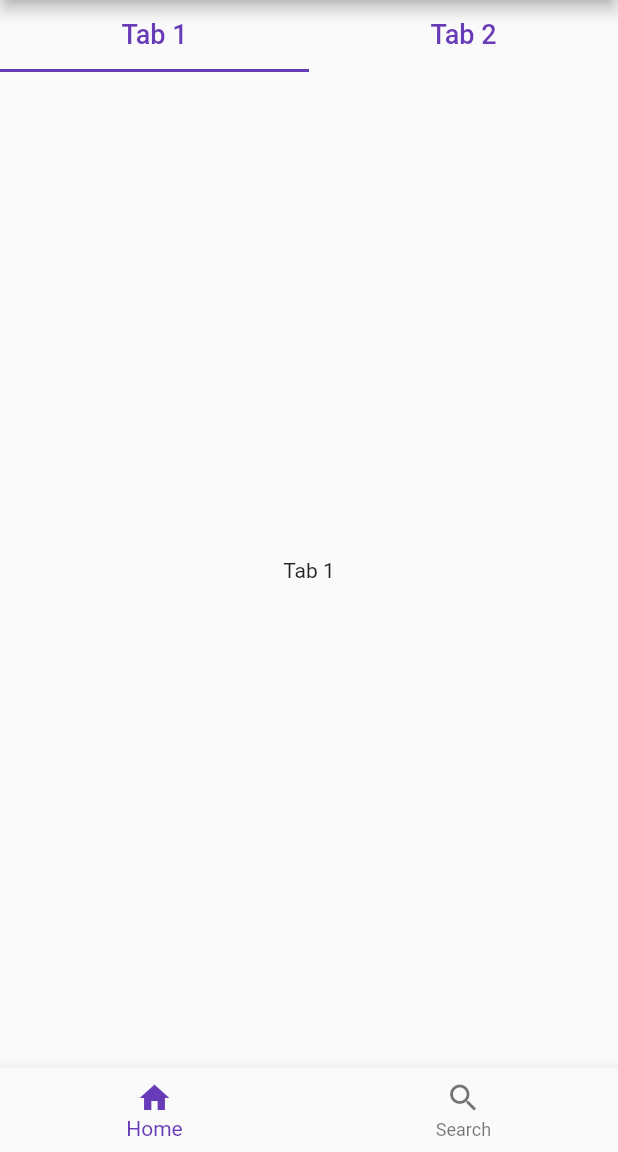
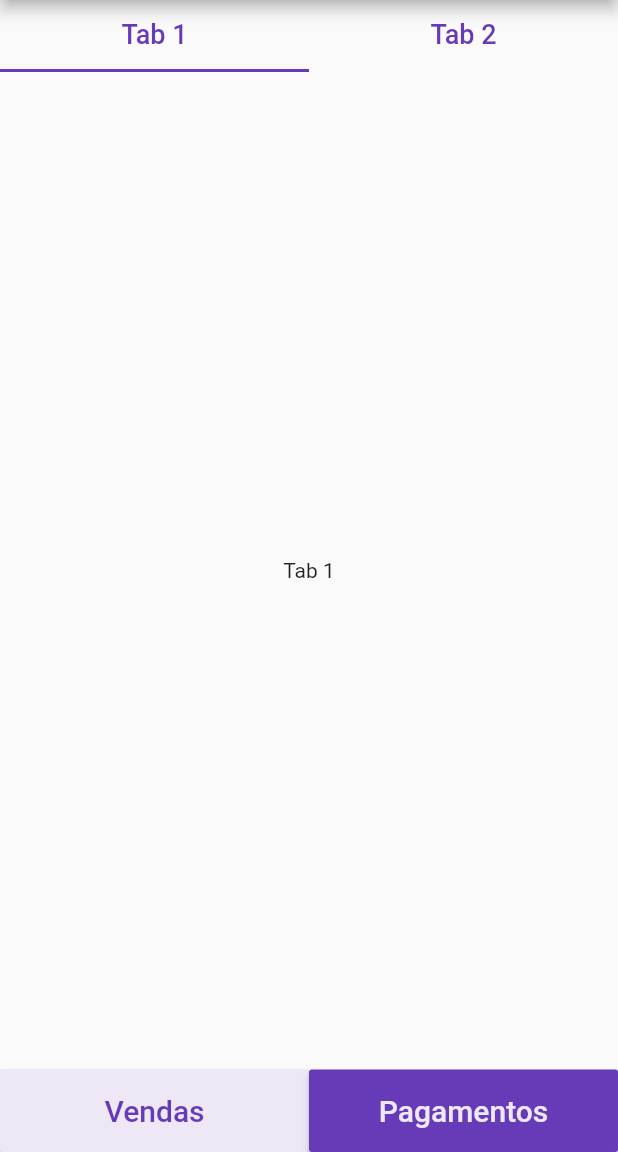
Before and after one commit to AlissonBreno/flutter_studies, a Flutter app: the screen it shows after launch, on a phone screen of 412 x 824 dp, the part 84-1236 px from its top. Run offline on Flutter 3.47's test engine with Material 2 defaults, Android fonts, the phone set to English and light mode, and no system bars.

Commit message:
Changes on bottomNavigationBar

```diff
--- a/bottom_appbar/lib/menu_page.dart
+++ b/bottom_appbar/lib/menu_page.dart
@@ -1,5 +1,6 @@
 import 'package:bottom_appbar/search_page.dart';
 import 'package:flutter/material.dart';
+import 'package:flutter/rendering.dart';
 
 import 'home_page.dart';
 
@@ -11,6 +12,7 @@ class MenuBottomBar extends StatefulWidget {
 class _MenuBottomBarState extends State<MenuBottomBar> {
 
   int _currentIndex = 0;
+  bool _isActive = false;
 
   final tabs = <Widget>[
     HomePage(),
@@ -24,26 +26,73 @@ class _MenuBottomBarState extends State<MenuBottomBar> {
         title: Text('BottomMenuTest'),
       ),
       body: tabs[_currentIndex],
-      bottomNavigationBar: BottomNavigationBar(
-        currentIndex: _currentIndex,
-        items: [
-          BottomNavigationBarItem(
-            icon: Icon(Icons.home),
-            title: Text('Home'),
-            backgroundColor: Colors.deepPurple
-          ),
-          BottomNavigationBarItem(
-            icon: Icon(Icons.search),
-            title: Text('Search'),
-            backgroundColor: Colors.deepPurple
-          ),
-        ],
-        onTap: (index) {
-          setState(() {
-            _currentIndex = index;
-          });
-        },
+      bottomNavigationBar: Container(
+        child: Row(
+          // mainAxisAlignment: MainAxisAlignment.spaceAround,
+          children: <Widget>[
+            MaterialButton(
+              height: MediaQuery.of(context).size.height / 15,
+              minWidth: MediaQuery.of(context).size.width / 2,
+              color: !_isActive ? Colors.deepPurple[50] : Colors.deepPurple,
+              child: Text(
+                'Vendas',
+                style: TextStyle(
+                  fontSize: 20.0,
+                  color: !_isActive ? Colors.deepPurple : Colors.deepPurple[50],
+                ),
+              ),
+              onPressed: (){
+                setState(() {
+                  _currentIndex = 0;
+                  _isActive = false;
+                });
+              },
+            ),
+            MaterialButton(
+              height: MediaQuery.of(context).size.height / 15,
+              minWidth: MediaQuery.of(context).size.width / 2,
+              color: _isActive ? Colors.deepPurple[50] : Colors.deepPurple,
+              child: Text(
+                'Pagamentos',
+                style: TextStyle(
+                  fontSize: 20.0,
+                  color: _isActive ? Colors.deepPurple : Colors.deepPurple[50],
+                ),
+              ),
+              onPressed: (){
+                setState(() {
+                  _currentIndex = 1;
+                  _isActive = true;
+                });
+              },
+            ),
+          ],
+        ),
+
       ),
+      // bottomNavigationBar: BottomNavigationBar(
+      //   type: BottomNavigationBarType.shifting,
+      //   fixedColor: Colors.green,
+      //   currentIndex: _currentIndex,
+      //   items: [
+      //     BottomNavigationBarItem(
+      //       backgroundColor: Colors.deepPurple,
+      //       icon: Icon(Icons.home),
+      //       title: Text('Home'),
+      //     ),
+      //     BottomNavigationBarItem(
+      //       backgroundColor: Colors.greenAccent,
+      //       icon: Icon(Icons.search),
+      //       title: Text('Search'),
+      //     ),
+
+      //   ],
+      //   onTap: (index) {
+      //     setState(() {
+      //       _currentIndex = index;
+      //     });
+      //   },
+      // ),
     );
   }
 }
```
